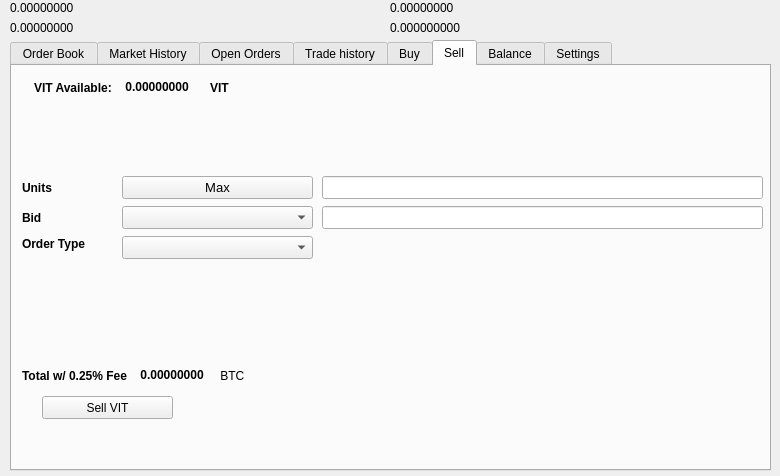
Qt form src/qt/forms/tradingdialog.ui (VitaeTeam/Vitae) before a commit.
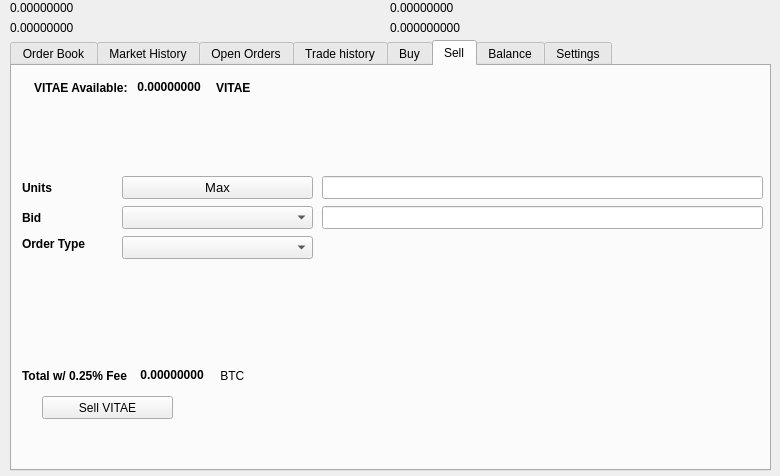
The same form after that commit. The open tabs and pages were chosen to show the change. Icons and pictures are not drawn.

Commit message: All Vit's Now Vitae

```diff
--- a/src/qt/forms/tradingdialog.ui
+++ b/src/qt/forms/tradingdialog.ui
@@ -1751,7 +1751,7 @@
       </rect>
      </property>
      <property name="text">
-      <string>Sell VIT</string>
+      <string>Sell VITAE</string>
      </property>
      <property name="icon">
       <iconset resource="../vitae">
@@ -1777,7 +1777,7 @@
          </font>
         </property>
         <property name="text">
-         <string>VIT Available:</string>
+         <string>VITAE Available:</string>
         </property>
        </widget>
       </item>
@@ -2221,7 +2221,7 @@
          </font>
         </property>
         <property name="text">
-         <string>VIT</string>
+         <string>VITAE</string>
         </property>
        </widget>
       </item>
```
Left out of the diff: 14 changed lines with no effect on the pictures. The commit also changes 76 other files.
